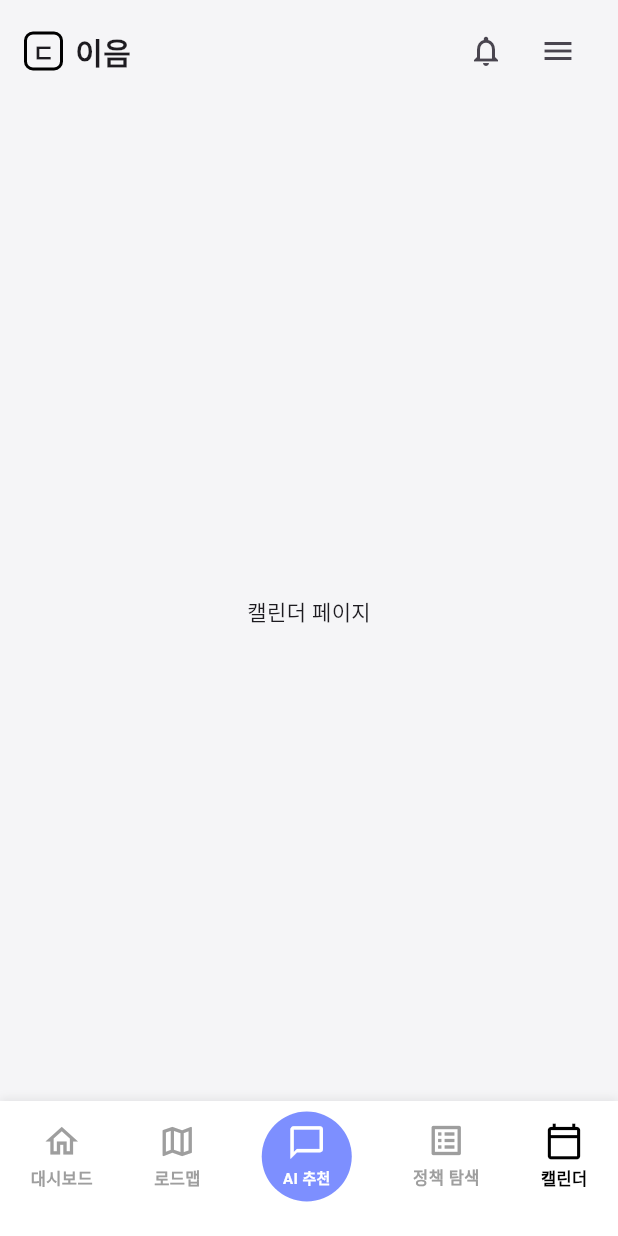
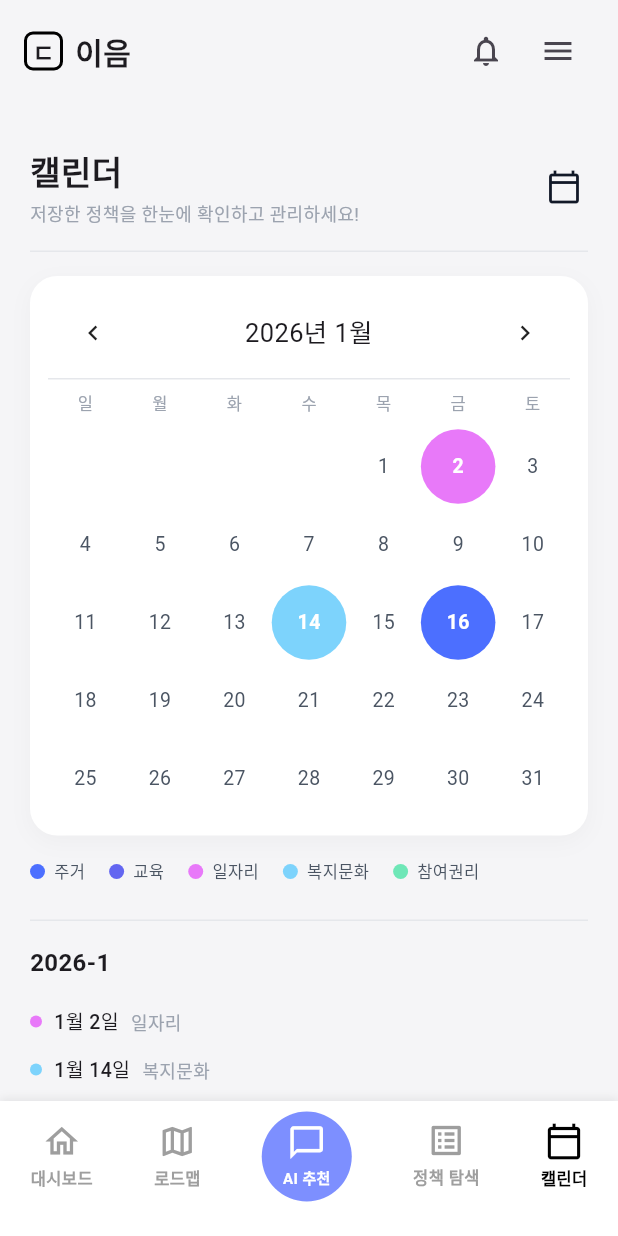
Before and after one commit to leemj04/eum, a Flutter app: the screen it shows after launch, item 5 of the bottom bar chosen, on a phone screen of 412 x 824 dp. Run offline on Flutter 3.47's test engine with Material 3 defaults, Android fonts, the phone set to English and light mode, and no system bars; drawn by our look-alikes of table_calendar.

Commit message:
Add calendar page with event categories and localization
Introduced a new CalendarPage using table_calendar, supporting event categories with color coding and a legend. Updated main.dart to initialize Korean date formatting and set supportedLocales. Integrated the calendar page into the home page navigation. Added table_calendar and flutter_localizations dependencies.

```diff
--- a/app/lib/main.dart
+++ b/app/lib/main.dart
@@ -1,8 +1,10 @@
 import 'package:eum/page/home/home.dart';
-import 'package:eum/widgets/policy_card.dart';
 import 'package:flutter/material.dart';
+import 'package:intl/date_symbol_data_local.dart';
 
-void main() {
+Future<void> main() async {
+  await initializeDateFormatting('ko_KR', null);
+
   runApp(const MyApp());
 }
 
@@ -14,6 +16,9 @@ class MyApp extends StatelessWidget {
     return MaterialApp(
       title: '청년정책 로드맵',
       theme: ThemeData.light(),
+      supportedLocales: const [
+        Locale('ko', 'KR'),
+      ],
       home: HomePage()
     );
   }
--- a/app/lib/page/home/calender/calender.dart
+++ b/app/lib/page/home/calender/calender.dart
@@ -0,0 +1,399 @@
+import 'package:flutter/material.dart';
+import 'package:table_calendar/table_calendar.dart';
+
+class CalendarPage extends StatefulWidget {
+  const CalendarPage({super.key});
+
+  @override
+  State<CalendarPage> createState() => _CalendarPageState();
+}
+
+class _CalendarPageState extends State<CalendarPage> {
+  DateTime _focusedDay = DateTime(2026, 1, 1);
+  DateTime? _selectedDay;
+
+  // 더미 데이터 (나중에 컨트롤러 / API 연동)
+  // 날짜별로 한 가지 카테고리만 있는 걸로 가정
+  final Map<DateTime, PolicyCategory> _events = {
+    DateTime(2026, 1, 2): PolicyCategory.job,        // 핑크
+    DateTime(2026, 1, 14): PolicyCategory.welfare,   // 하늘색
+    DateTime(2026, 1, 16): PolicyCategory.housing,   // 파란색
+  };
+
+  PolicyCategory? _getCategoryForDay(DateTime day) {
+    final key = DateTime(day.year, day.month, day.day);
+    return _events[key];
+  }
+
+  @override
+  Widget build(BuildContext context) {
+    return SafeArea(
+      top: false,
+      bottom: false,
+      child: SingleChildScrollView(
+        padding: const EdgeInsets.symmetric(horizontal: 20, vertical: 16),
+        child: Column(
+          crossAxisAlignment: CrossAxisAlignment.start,
+          children: [
+            // ===== 상단 타이틀 =====
+            Row(
+              mainAxisAlignment: MainAxisAlignment.spaceBetween,
+              children: [
+                Column(
+                  crossAxisAlignment: CrossAxisAlignment.start,
+                  children: const [
+                    Text(
+                      '캘린더',
+                      style: TextStyle(
+                        fontSize: 22,
+                        fontWeight: FontWeight.w700,
+                      ),
+                    ),
+                    SizedBox(height: 4),
+                    Text(
+                      '저장한 정책을 한눈에 확인하고 관리하세요!',
+                      style: TextStyle(
+                        fontSize: 12,
+                        color: Color(0xFF9CA3AF),
+                      ),
+                    ),
+                  ],
+                ),
+                Container(
+                  width: 32,
+                  height: 32,
+                  alignment: Alignment.center,
+                  child: const Icon(
+                    Icons.calendar_today_outlined,
+                    size: 24,
+                    color: Color(0xFF111827),
+                  ),
+                ),
+              ],
+            ),
+
+            const SizedBox(height: 16),
+            const Divider(height: 1, color: Color(0xFFE5E7EB)),
+            const SizedBox(height: 16),
+
+            // ===== 캘린더 카드 =====
+            Container(
+              width: double.infinity,
+              padding: const EdgeInsets.fromLTRB(12, 16, 12, 12),
+              decoration: BoxDecoration(
+                color: Colors.white,
+                borderRadius: BorderRadius.circular(18),
+                boxShadow: [
+                  BoxShadow(
+                    color: Colors.black.withOpacity(0.03),
+                    blurRadius: 12,
+                    offset: const Offset(0, 4),
+                  ),
+                ],
+              ),
+              child: TableCalendar(
+                firstDay: DateTime.utc(2020, 1, 1),
+                lastDay: DateTime.utc(2030, 12, 31),
+                focusedDay: _focusedDay,
+                locale: 'ko_KR',
+                daysOfWeekHeight: 32,
+                headerStyle: HeaderStyle(
+                  titleCentered: true,
+                  formatButtonVisible: false,
+                  titleTextFormatter: (date, locale) =>
+                  '${date.year}년 ${date.month}월',
+                  leftChevronIcon: const Icon(Icons.chevron_left, size: 20),
+                  rightChevronIcon: const Icon(Icons.chevron_right, size: 20),
+                  headerPadding: const EdgeInsets.only(bottom: 8),
+                  decoration: const BoxDecoration(
+                    border: Border(
+                      bottom: BorderSide(
+                        color: Color(0xFFE5E7EB),
+                        width: 1,
+                      ),
+                    ),
+                  ),
+                ),
+                calendarStyle: CalendarStyle(
+                  outsideDaysVisible: false,
+                  weekendTextStyle: const TextStyle(color: Color(0xFF9CA3AF)),
+                  defaultTextStyle: const TextStyle(
+                    fontSize: 13,
+                    color: Color(0xFF4B5563),
+                  ),
+                  todayDecoration: BoxDecoration(
+                    shape: BoxShape.circle,
+                    color: Colors.grey.shade300,
+                  ),
+                  selectedDecoration: const BoxDecoration(
+                    shape: BoxShape.circle,
+                    color: Color(0xFF111827),
+                  ),
+                  selectedTextStyle: const TextStyle(
+                    color: Colors.white,
+                    fontWeight: FontWeight.w600,
+                  ),
+                ),
+                daysOfWeekStyle: const DaysOfWeekStyle(
+                  weekdayStyle: TextStyle(
+                    fontSize: 11,
+                    color: Color(0xFF9CA3AF),
+                  ),
+                  weekendStyle: TextStyle(
+                    fontSize: 11,
+                    color: Color(0xFF9CA3AF),
+                  ),
+                ),
+                selectedDayPredicate: (day) =>
+                _selectedDay != null &&
+                    day.year == _selectedDay!.year &&
+                    day.month == _selectedDay!.month &&
+                    day.day == _selectedDay!.day,
+                onDaySelected: (selected, focused) {
+                  setState(() {
+                    _selectedDay = selected;
+                    _focusedDay = focused;
+                  });
+                },
+                onPageChanged: (focused) {
+                  _focusedDay = focused;
+                },
+                calendarBuilders: CalendarBuilders(
+                  defaultBuilder: (context, day, focusedDay) {
+                    final category = _getCategoryForDay(day);
+                    if (category == null) {
+                      return Center(
+                        child: Text(
+                          '${day.day}',
+                          style: const TextStyle(
+                            fontSize: 13,
+                            color: Color(0xFF4B5563),
+                          ),
+                        ),
+                      );
+                    }
+                    return Container(
+                      alignment: Alignment.center,
+                      decoration: BoxDecoration(
+                        color: category.color,
+                        shape: BoxShape.circle,
+                      ),
+                      child: Text(
+                        '${day.day}',
+                        style: const TextStyle(
+                          fontSize: 13,
+                          color: Colors.white,
+                          fontWeight: FontWeight.w600,
+                        ),
+                      ),
+                    );
+                  },
+                  todayBuilder: (context, day, focusedDay) {
+                    final category = _getCategoryForDay(day);
+                    if (category == null) {
+                      return Container(
+                        alignment: Alignment.center,
+                        decoration: BoxDecoration(
+                          shape: BoxShape.circle,
+                          color: Colors.grey.shade300,
+                        ),
+                        child: Text(
+                          '${day.day}',
+                          style: const TextStyle(
+                            fontSize: 13,
+                            color: Color(0xFF111827),
+                            fontWeight: FontWeight.w600,
+                          ),
+                        ),
+                      );
+                    }
+                    // today + event일 때는 이벤트 색 유지
+                    return Container(
+                      alignment: Alignment.center,
+                      decoration: BoxDecoration(
+                        color: category.color,
+                        shape: BoxShape.circle,
+                      ),
+                      child: Text(
+                        '${day.day}',
+                        style: const TextStyle(
+                          fontSize: 13,
+                          color: Colors.white,
+                          fontWeight: FontWeight.w600,
+                        ),
+                      ),
+                    );
+                  },
+                ),
+              ),
+            ),
+
+            const SizedBox(height: 16),
+
+            // ===== 카테고리 범례 =====
+            Wrap(
+              spacing: 16,
+              runSpacing: 8,
+              children: PolicyCategory.values
+                  .map((c) => _CategoryLegendDot(category: c))
+                  .toList(),
+            ),
+
+            const SizedBox(height: 24),
+            const Divider(height: 1, color: Color(0xFFE5E7EB)),
+            const SizedBox(height: 16),
+
+            // ===== 하단 일정 리스트 (간단 버전) =====
+            Text(
+              '${_focusedDay.year}-${_focusedDay.month}',
+              style: const TextStyle(
+                fontSize: 16,
+                fontWeight: FontWeight.w700,
+              ),
+            ),
+            const SizedBox(height: 12),
+
+            ..._events.entries
+                .where((e) =>
+            e.key.year == _focusedDay.year &&
+                e.key.month == _focusedDay.month)
+                .toList()
+                .map(
+                  (e) => _EventRow(
+                date: e.key,
+                category: e.value,
+              ),
+            ),
+          ],
+        ),
+      ),
+    );
+  }
+}
+
+// ===============================
+// 카테고리 정의
+// ===============================
+enum PolicyCategory {
+  housing,      // 주거 (파랑)
+  education,    // 교육
+  job,          // 일자리 (핑크)
+  welfare,      // 복지문화 (하늘/노랑)
+  participation // 참여권리 (연두)
+}
+
+extension PolicyCategoryExt on PolicyCategory {
+  String get label {
+    switch (this) {
+      case PolicyCategory.housing:
+        return '주거';
+      case PolicyCategory.education:
+        return '교육';
+      case PolicyCategory.job:
+        return '일자리';
+      case PolicyCategory.welfare:
+        return '복지문화';
+      case PolicyCategory.participation:
+        return '참여권리';
+    }
+  }
+
+  Color get color {
+    switch (this) {
+      case PolicyCategory.housing:
+        return const Color(0xFF4C6FFF); // 파랑
+      case PolicyCategory.education:
+        return const Color(0xFF6366F1); // 보라빛 파랑
+      case PolicyCategory.job:
+        return const Color(0xFFE879F9); // 핑크
+      case PolicyCategory.welfare:
+        return const Color(0xFF7DD3FC); // 하늘색
+      case PolicyCategory.participation:
+        return const Color(0xFF6EE7B7); // 연두
+    }
+  }
+}
+
+// ===============================
+// 범례 Dot 위젯
+// ===============================
+class _CategoryLegendDot extends StatelessWidget {
+  final PolicyCategory category;
+
+  const _CategoryLegendDot({required this.category});
+
+  @override
+  Widget build(BuildContext context) {
+    return Row(
+      mainAxisSize: MainAxisSize.min,
+      children: [
+        Container(
+          width: 10,
+          height: 10,
+          decoration: BoxDecoration(
+            color: category.color,
+            shape: BoxShape.circle,
+          ),
+        ),
+        const SizedBox(width: 6),
+        Text(
+          category.label,
+          style: const TextStyle(
+            fontSize: 11,
+            color: Color(0xFF4B5563),
+          ),
+        ),
+      ],
+    );
+  }
+}
+
+// ===============================
+// 하단 일정 한 줄
+// ===============================
+class _EventRow extends StatelessWidget {
+  final DateTime date;
+  final PolicyCategory category;
+
+  const _EventRow({
+    required this.date,
+    required this.category,
+  });
+
+  @override
+  Widget build(BuildContext context) {
+    final dayText = '${date.month}월 ${date.day}일';
+
+    return Padding(
+      padding: const EdgeInsets.symmetric(vertical: 6),
+      child: Row(
+        children: [
+          Container(
+            width: 8,
+            height: 8,
+            decoration: BoxDecoration(
+              color: category.color,
+              shape: BoxShape.circle,
+            ),
+          ),
+          const SizedBox(width: 8),
+          Text(
+            dayText,
+            style: const TextStyle(
+              fontSize: 13,
+              fontWeight: FontWeight.w500,
+            ),
+          ),
+          const SizedBox(width: 8),
+          Text(
+            category.label,
+            style: const TextStyle(
+              fontSize: 12,
+              color: Color(0xFF9CA3AF),
+            ),
+          ),
+        ],
+      ),
+    );
+  }
+}
--- a/app/lib/page/home/home.dart
+++ b/app/lib/page/home/home.dart
@@ -5,6 +5,7 @@ import 'package:flutter/material.dart';
 import '../../widgets/bottom_bar.dart';
 import '../../widgets/top_bar.dart';
 import '../home/dash_board/dash_board.dart';
+import 'calender/calender.dart';
 import 'find_policy/find_policy.dart';
 
 class HomePage extends StatefulWidget {
@@ -28,10 +29,10 @@ class _HomePageState extends State<HomePage> {
     // 각 탭에 대응하는 화면들
     final List<Widget> pages = [
       const DashBoard(),
-      const RoadMapPage(),      // 1: 로드맵 (TODO 교체)
-      const Center(child: Text('AI 추천 페이지')),     // 2: AI 추천 (TODO 교체)
+      const RoadMapPage(),
+      const Center(child: Text('AI 추천 페이지')),
       const FindPolicyPage(),
-      const Center(child: Text('캘린더 페이지')),      // 4: 캘린더 (TODO 교체)
+      const CalendarPage(),
     ];
 
     return Scaffold(
--- a/app/pubspec.yaml
+++ b/app/pubspec.yaml
@@ -30,6 +30,8 @@ environment:
 dependencies:
   flutter:
     sdk: flutter
+  flutter_localizations:
+    sdk: flutter
 
   # The following adds the Cupertino Icons font to your application.
   # Use with the CupertinoIcons class for iOS style icons.
@@ -39,6 +41,7 @@ dependencies:
   intl: ^0.20.2
   shared_preferences: ^2.1.1
   flutter_local_notifications: ^19.5.0
+  table_calendar: ^3.0.9
 
 dev_dependencies:
   flutter_test:
```
Also changed, not shown: app/pubspec.lock.
